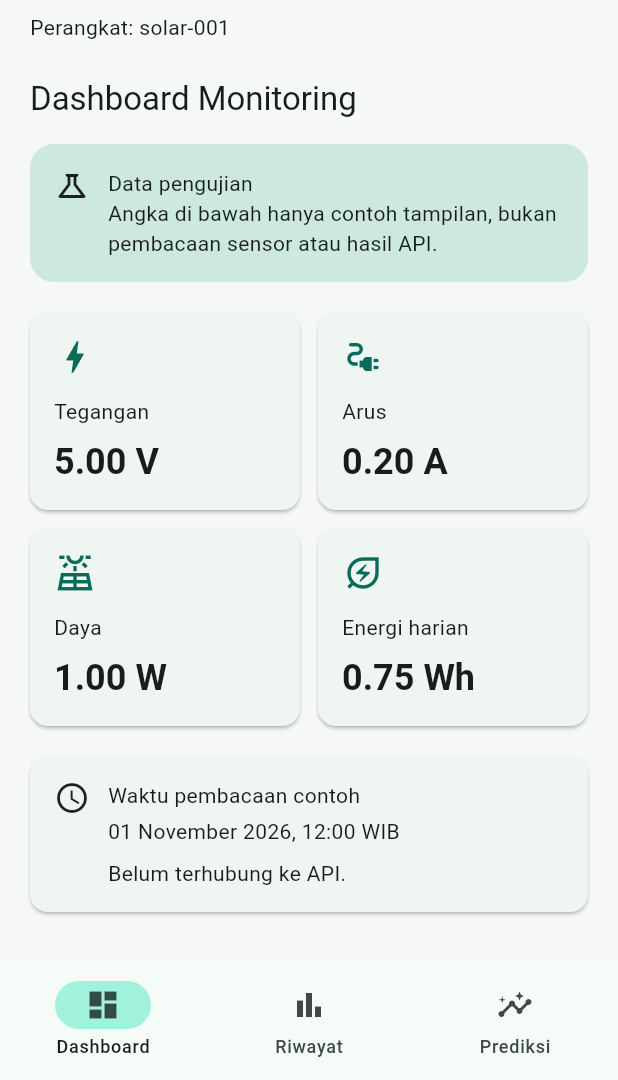
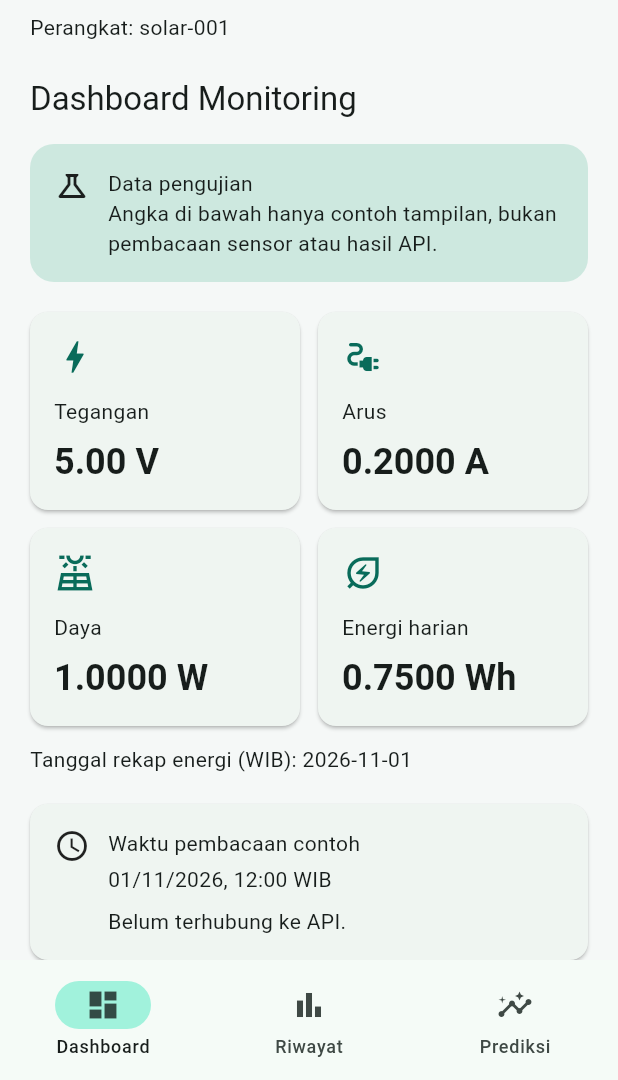
Before and after one commit to syifaamalia12/solar-energy-monitoring, a Flutter app: the screen it shows after launch, on a phone screen of 412 x 824 dp, the part 156-1236 px from its top. Run offline on Flutter 3.47's test engine with Material 3 defaults, Android fonts, the phone set to English and light mode, and no system bars.

Commit message:
feat: layanan simulasi dan penanganan kondisi dashboard (APP-002)

```diff
--- /dev/null
+++ b/frontend/lib/models/dashboard_data.dart
@@ -0,0 +1,28 @@
+class DashboardData {
+  const DashboardData({
+    required this.deviceId,
+    required this.voltageV,
+    required this.currentA,
+    required this.powerW,
+    required this.totalEnergyWh,
+    required this.summaryDate,
+    required this.readingTimestamp,
+    required this.isTestData,
+  });
+
+  final String deviceId;
+  final double voltageV;
+  final double currentA;
+  final double powerW;
+
+  // Total energi satu hari, bukan energi dari satu pembacaan.
+  final double totalEnergyWh;
+
+  // Tanggal rekap energi dalam format YYYY-MM-DD.
+  final String summaryDate;
+
+  // Waktu pembacaan sensor, bukan waktu aplikasi mengambil data.
+  final DateTime readingTimestamp;
+
+  final bool isTestData;
+}
--- a/frontend/lib/screens/dashboard_screen.dart
+++ b/frontend/lib/screens/dashboard_screen.dart
@@ -1,22 +1,102 @@
 import 'package:flutter/material.dart';
 
-class DashboardScreen extends StatelessWidget {
-  const DashboardScreen({super.key});
+import '../config/app_config.dart';
+import '../models/dashboard_data.dart';
+import '../services/dashboard_service.dart';
+import '../widgets/app_states.dart';
+
+class DashboardScreen extends StatefulWidget {
+  const DashboardScreen({super.key, this.service});
+
+  final DashboardService? service;
+
+  @override
+  State<DashboardScreen> createState() => _DashboardScreenState();
+}
+
+class _DashboardScreenState extends State<DashboardScreen> {
+  late final DashboardService _service;
+  late Future<DashboardData?> _future;
+
+  @override
+  void initState() {
+    super.initState();
+    _service =
+        widget.service ?? MockDashboardService(deviceId: AppConfig.deviceId);
+    _future = _service.fetchDashboard();
+  }
+
+  void _retry() {
+    setState(() {
+      _future = _service.fetchDashboard();
+    });
+  }
+
+  String _formatWib(DateTime timestamp) {
+    final time = timestamp.toUtc().add(const Duration(hours: 7));
+
+    String two(int value) => value.toString().padLeft(2, '0');
+
+    return '${two(time.day)}/${two(time.month)}/${time.year}, '
+        '${two(time.hour)}:${two(time.minute)} WIB';
+  }
 
   @override
   Widget build(BuildContext context) {
-    final colors = Theme.of(context).colorScheme;
-    final textTheme = Theme.of(context).textTheme;
-
     return Column(
       crossAxisAlignment: CrossAxisAlignment.start,
       children: [
         Text(
           'Dashboard Monitoring',
           key: const ValueKey('page-title'),
-          style: textTheme.titleLarge,
+          style: Theme.of(context).textTheme.titleLarge,
         ),
         const SizedBox(height: 16),
+        FutureBuilder<DashboardData?>(
+          future: _future,
+          builder: (context, snapshot) {
+            if (snapshot.connectionState != ConnectionState.done) {
+              return const AppLoading();
+            }
+
+            if (snapshot.hasError) {
+              return AppErrorState(
+                message: 'Data monitoring gagal dimuat. Silakan coba lagi.',
+                onRetry: _retry,
+              );
+            }
+
+            final data = snapshot.data;
+
+            if (data == null) {
+              return Column(
+                children: [
+                  const AppEmptyState(
+                    message: 'Data monitoring belum tersedia.',
+                  ),
+                  OutlinedButton.icon(
+                    onPressed: _retry,
+                    icon: const Icon(Icons.refresh),
+                    label: const Text('Coba lagi'),
+                  ),
+                ],
+              );
+            }
+
+            return _buildData(context, data);
+          },
+        ),
+      ],
+    );
+  }
+
+  Widget _buildData(BuildContext context, DashboardData data) {
+    final colors = Theme.of(context).colorScheme;
+
+    return Column(
+      crossAxisAlignment: CrossAxisAlignment.start,
+      children: [
+        if (data.isTestData) ...[
           Container(
             width: double.infinity,
             padding: const EdgeInsets.all(16),
@@ -40,6 +120,7 @@ class DashboardScreen extends StatelessWidget {
             ),
           ),
           const SizedBox(height: 20),
+        ],
         LayoutBuilder(
           builder: (context, constraints) {
             final columns = constraints.maxWidth >= 320 ? 2 : 1;
@@ -53,28 +134,28 @@ class DashboardScreen extends StatelessWidget {
                 _MetricCard(
                   width: cardWidth,
                   label: 'Tegangan',
-                  value: '5.00',
+                  value: data.voltageV.toStringAsFixed(2),
                   unit: 'V',
                   icon: Icons.bolt_outlined,
                 ),
                 _MetricCard(
                   width: cardWidth,
                   label: 'Arus',
-                  value: '0.20',
+                  value: data.currentA.toStringAsFixed(4),
                   unit: 'A',
                   icon: Icons.electrical_services_outlined,
                 ),
                 _MetricCard(
                   width: cardWidth,
                   label: 'Daya',
-                  value: '1.00',
+                  value: data.powerW.toStringAsFixed(4),
                   unit: 'W',
                   icon: Icons.solar_power_outlined,
                 ),
                 _MetricCard(
                   width: cardWidth,
                   label: 'Energi harian',
-                  value: '0.75',
+                  value: data.totalEnergyWh.toStringAsFixed(4),
                   unit: 'Wh',
                   icon: Icons.energy_savings_leaf_outlined,
                 ),
@@ -82,25 +163,33 @@ class DashboardScreen extends StatelessWidget {
             );
           },
         ),
+        const SizedBox(height: 12),
+        Text('Tanggal rekap energi (WIB): ${data.summaryDate}'),
         const SizedBox(height: 20),
-        const Card(
+        Card(
           margin: EdgeInsets.zero,
           child: Padding(
-            padding: EdgeInsets.all(16),
+            padding: const EdgeInsets.all(16),
             child: Row(
               crossAxisAlignment: CrossAxisAlignment.start,
               children: [
-                Icon(Icons.schedule_outlined),
-                SizedBox(width: 12),
+                const Icon(Icons.schedule_outlined),
+                const SizedBox(width: 12),
                 Expanded(
                   child: Column(
                     crossAxisAlignment: CrossAxisAlignment.start,
                     children: [
-                      Text('Waktu pembacaan contoh'),
-                      SizedBox(height: 4),
-                      Text('01 November 2026, 12:00 WIB'),
-                      SizedBox(height: 8),
-                      Text('Belum terhubung ke API.'),
+                      Text(
+                        data.isTestData
+                            ? 'Waktu pembacaan contoh'
+                            : 'Waktu pembacaan sensor',
+                      ),
+                      const SizedBox(height: 4),
+                      Text(_formatWib(data.readingTimestamp)),
+                      if (data.isTestData) ...[
+                        const SizedBox(height: 8),
+                        const Text('Belum terhubung ke API.'),
+                      ],
                     ],
                   ),
                 ),
--- /dev/null
+++ b/frontend/lib/services/dashboard_service.dart
@@ -0,0 +1,25 @@
+import '../models/dashboard_data.dart';
+
+abstract class DashboardService {
+  Future<DashboardData?> fetchDashboard();
+}
+
+class MockDashboardService implements DashboardService {
+  MockDashboardService({required this.deviceId});
+
+  final String deviceId;
+
+  @override
+  Future<DashboardData?> fetchDashboard() async {
+    return DashboardData(
+      deviceId: deviceId,
+      voltageV: 5.00,
+      currentA: 0.20,
+      powerW: 1.00,
+      totalEnergyWh: 0.75,
+      summaryDate: '2026-11-01',
+      readingTimestamp: DateTime.parse('2026-11-01T12:00:00+07:00'),
+      isTestData: true,
+    );
+  }
+}
```
Also changed, not shown: 2 other files. Lines whose indentation alone changed are shown as unchanged.
